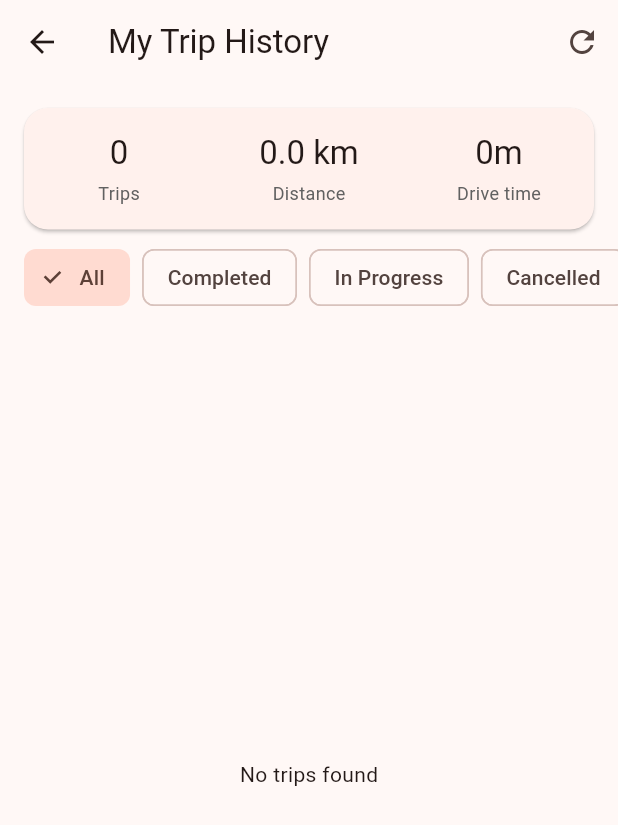
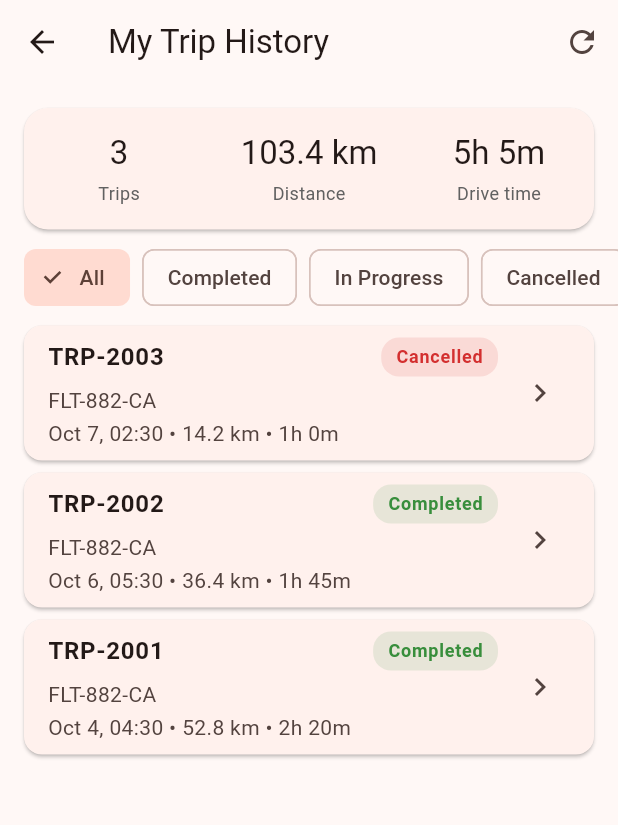
Before and after one commit to leonthuva/FleetFlow, a Flutter app: the screen it shows after launch, after a tap on "Driver", after a tap on "Sign In as Driver", after a tap on "History", on a phone screen of 412 x 824 dp. Shown: the top 825 px of the screen. Run offline on Flutter 3.47's test engine with Material 3 defaults, Android fonts, the phone set to English and light mode, and no system bars; our stand-ins replace cloud_firestore, firebase_core, firebase_messaging, firebase_storage, flutter_map, geolocator and 2 more; accounts and stored records are empty.

Commit message:
Add demo trips for the mock login driver so driver history is not empty
Co-Authored-By: Claude Sonnet 5.5 <noreply@anthropic.com>

```diff
--- a/lib/main.dart
+++ b/lib/main.dart
@@ -59,7 +59,16 @@ class _FleetFlowAppState extends State<FleetFlowApp> {
     _notificationProvider = widget.notificationProvider ?? NotificationProvider();
     final tripAlerts = TripAlertService();
     _historyProvider = widget.historyProvider ??
-        HistoryProvider(service: TripService(alerts: tripAlerts), alerts: tripAlerts);
+        HistoryProvider(
+          service: TripService(
+            seed: [
+              ...TripService.sampleTrips(DateTime.now()),
+              ...TripService.demoDriverTrips(DateTime.now()),
+            ],
+            alerts: tripAlerts,
+          ),
+          alerts: tripAlerts,
+        );
   }
 
   @override
--- a/lib/services/trip_service.dart
+++ b/lib/services/trip_service.dart
@@ -187,4 +187,32 @@ class TripService {
           Duration.zero, 6.3, status: TripStatus.active),
     ];
   }
+
+  /// Extra demo trips for the mock login's driver ("Assigned Driver", van FLT-882-CA),
+  /// so the driver history screen isn't empty in the running app. Not part of [sampleTrips].
+  static List<Trip> demoDriverTrips(DateTime now) {
+    Trip trip(String id, Duration startedAgo, Duration length, double km, {String? status}) {
+      final start = now.subtract(startedAgo);
+      return Trip(
+        id: id,
+        driverId: 'Assigned Driver',
+        vehicleId: 'FLT-882-CA',
+        startTime: start,
+        endTime: start.add(length),
+        status: status ?? TripStatus.completed,
+        startLat: 37.7749,
+        startLng: -122.4194,
+        endLat: 37.7833,
+        endLng: -122.4167,
+        distanceKm: km,
+      );
+    }
+
+    return [
+      trip('TRP-2001', const Duration(days: 4, hours: 6), const Duration(hours: 2, minutes: 20), 52.8),
+      trip('TRP-2002', const Duration(days: 2, hours: 5), const Duration(hours: 1, minutes: 45), 36.4),
+      trip('TRP-2003', const Duration(days: 1, hours: 8), const Duration(hours: 1), 14.2,
+          status: TripStatus.cancelled),
+    ];
+  }
 }
```
